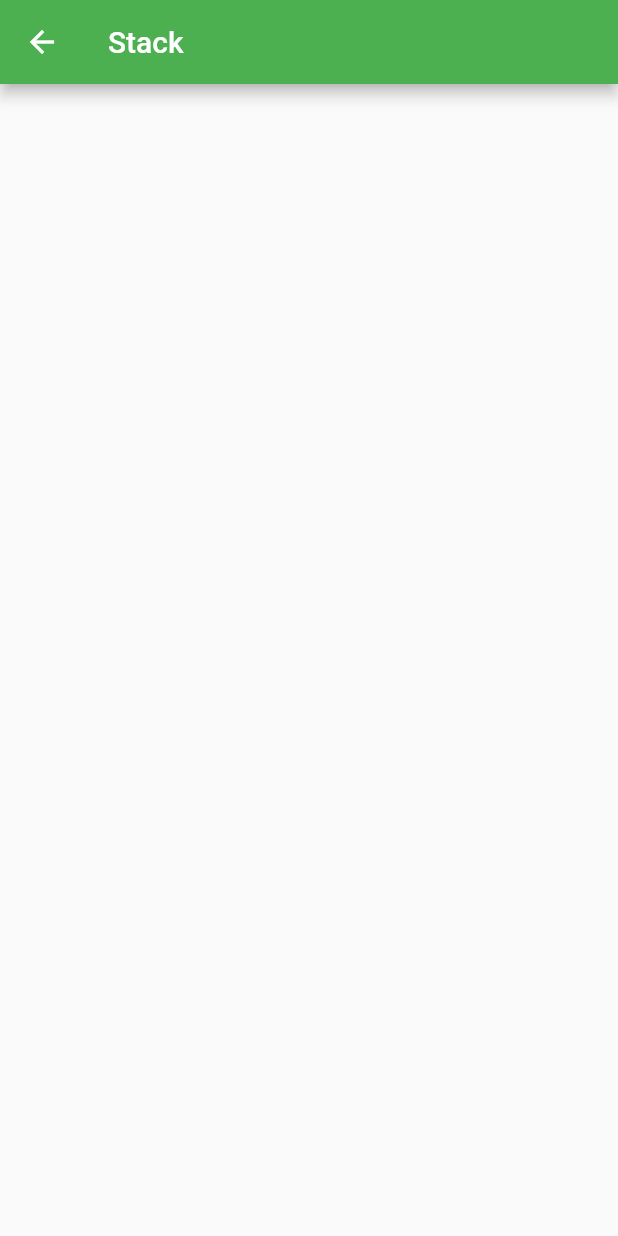
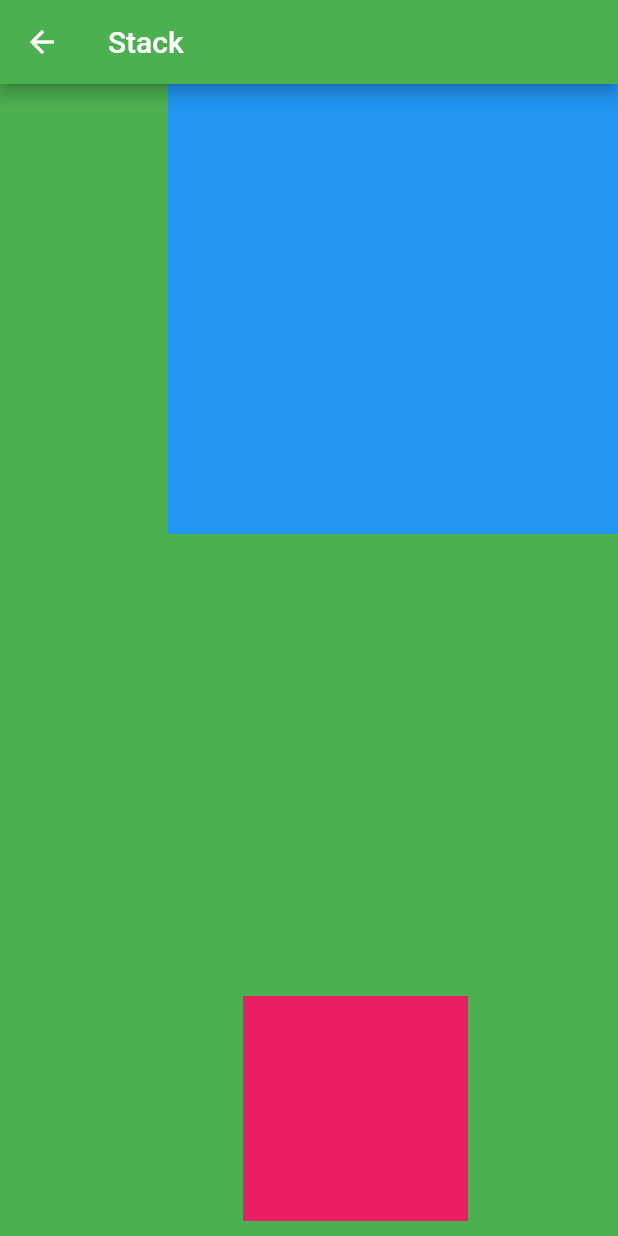
Before and after one commit to caneto/flutter_academiadoflutter, a Flutter app: the StackPage screen opened by its route, on a phone screen of 412 x 824 dp. Run offline on Flutter 3.47's test engine with Material 2 defaults, Android fonts, the phone set to English and light mode, and no system bars.

Commit message:
Fim do Stack

```diff
--- a/flutter_primeiro_projeto/lib/pages/stack/stack_page.dart
+++ b/flutter_primeiro_projeto/lib/pages/stack/stack_page.dart
@@ -8,7 +8,39 @@ class StackPage extends StatelessWidget {
    Widget build(BuildContext context) {
        return Scaffold(
            appBar: AppBar(title: const Text('Stack'),),
-           body: Container(),
+           body: Stack(
+            children: [
+              Container(
+                color: Colors.green,
+              ),
+              Align(
+                alignment: Alignment.topRight,
+                child: Container(
+                  color: Colors.blue,
+                  width: 300,
+                  height: 300,
+                ),
+              ),
+              //Align(
+              //  alignment: Alignment.bottomRight,
+              //  child: Container(
+              //    color: Colors.pink,
+              //    width: 150,
+              //    height: 150,
+              //  ),
+              //),
+              Positioned(
+                //top:40,
+                right: 100,
+                bottom: 10,
+                child: Container(
+                  color: Colors.pink,
+                  width: 150,
+                  height: 150,
+                ),
+              )
+           ]
+         ),
        );
   }
 }
```
